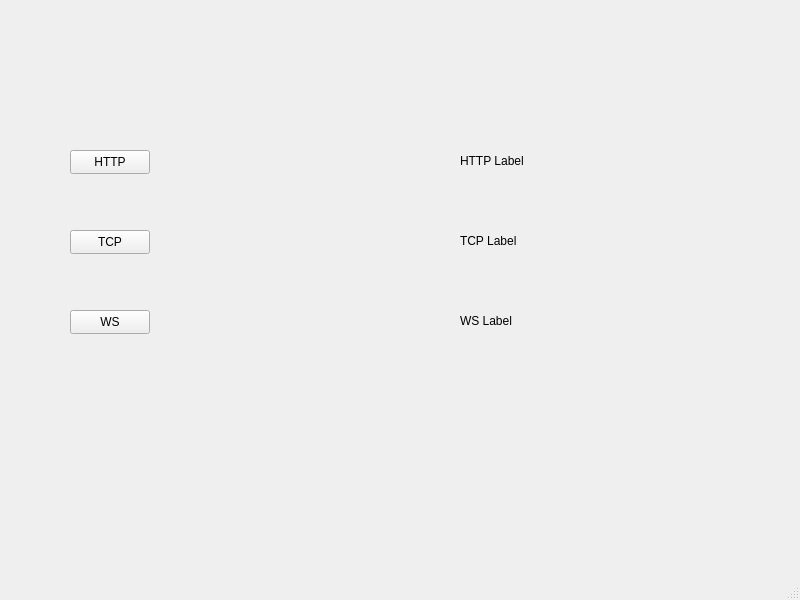
Before: the Qt Designer form mainwindow.ui in yukselozt/Qt-Hackerrank-Sum-vs-XOR-C-, drawn with Qt 5.
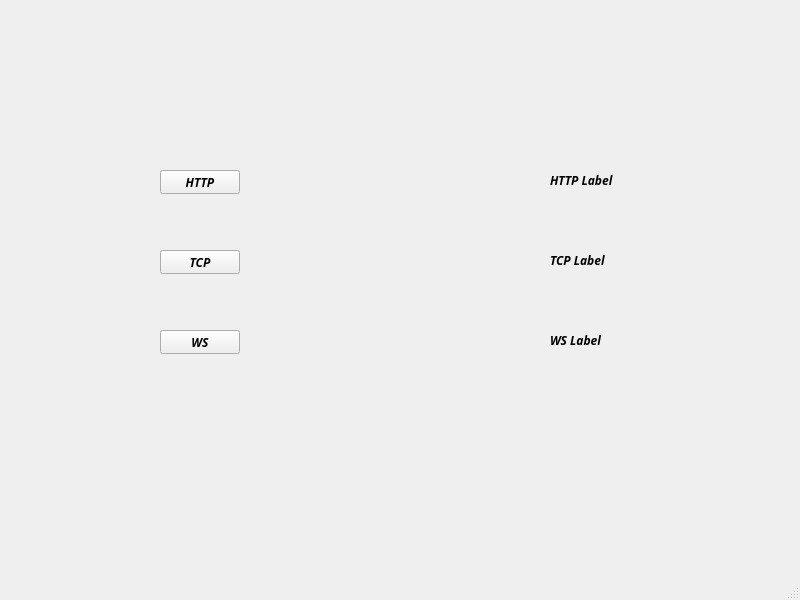
After: the same form once the commit is applied.

```diff
--- a/mainwindow.ui
+++ b/mainwindow.ui
@@ -10,6 +10,67 @@
     <height>600</height>
    </rect>
   </property>
+  <property name="minimumSize">
+   <size>
+    <width>0</width>
+    <height>0</height>
+   </size>
+  </property>
+  <property name="maximumSize">
+   <size>
+    <width>800</width>
+    <height>600</height>
+   </size>
+  </property>
+  <property name="palette">
+   <palette>
+    <active>
+     <colorrole role="LinkVisited">
+      <brush brushstyle="SolidPattern">
+       <color alpha="255">
+        <red>85</red>
+        <green>255</green>
+        <blue>0</blue>
+       </color>
+      </brush>
+     </colorrole>
+    </active>
+    <inactive>
+     <colorrole role="LinkVisited">
+      <brush brushstyle="SolidPattern">
+       <color alpha="255">
+        <red>255</red>
+        <green>0</green>
+        <blue>255</blue>
+       </color>
+      </brush>
+     </colorrole>
+    </inactive>
+    <disabled>
+     <colorrole role="LinkVisited">
+      <brush brushstyle="SolidPattern">
+       <color alpha="255">
+        <red>255</red>
+        <green>0</green>
+        <blue>255</blue>
+       </color>
+      </brush>
+     </colorrole>
+    </disabled>
+   </palette>
+  </property>
+  <property name="font">
+   <font>
+    <family>Titillium Web</family>
+    <italic>true</italic>
+    <bold>true</bold>
+    <strikeout>false</strikeout>
+    <kerning>true</kerning>
+   </font>
+  </property>
+  <property name="cursor">
+   <cursorShape>OpenHandCursor</cursorShape>
+  </property>
   <property name="windowTitle">
    <string>MainWindow</string>
   </property>
@@ -17,8 +78,8 @@
    <widget class="QPushButton" name="httpButton">
     <property name="geometry">
      <rect>
-      <x>70</x>
-      <y>150</y>
+      <x>160</x>
+      <y>170</y>
       <width>80</width>
       <height>24</height>
      </rect>
@@ -30,8 +91,8 @@
    <widget class="QPushButton" name="tcpButton">
     <property name="geometry">
      <rect>
-      <x>70</x>
-      <y>230</y>
+      <x>160</x>
+      <y>250</y>
       <width>80</width>
       <height>24</height>
      </rect>
@@ -43,8 +104,8 @@
    <widget class="QPushButton" name="wsButton">
     <property name="geometry">
      <rect>
-      <x>70</x>
-      <y>310</y>
+      <x>160</x>
+      <y>330</y>
       <width>80</width>
       <height>24</height>
      </rect>
@@ -56,8 +117,8 @@
    <widget class="QLabel" name="httpLabel">
     <property name="geometry">
      <rect>
-      <x>460</x>
-      <y>130</y>
+      <x>550</x>
+      <y>150</y>
       <width>111</width>
       <height>61</height>
      </rect>
@@ -69,8 +130,8 @@
    <widget class="QLabel" name="tcpLabel">
     <property name="geometry">
      <rect>
-      <x>460</x>
-      <y>210</y>
+      <x>550</x>
+      <y>230</y>
       <width>111</width>
       <height>61</height>
      </rect>
@@ -82,8 +143,8 @@
    <widget class="QLabel" name="wsLabel">
     <property name="geometry">
      <rect>
-      <x>460</x>
-      <y>290</y>
+      <x>550</x>
+      <y>310</y>
       <width>111</width>
       <height>61</height>
      </rect>
```
Left out of the diff: 5 changed lines with no effect on the pictures.
